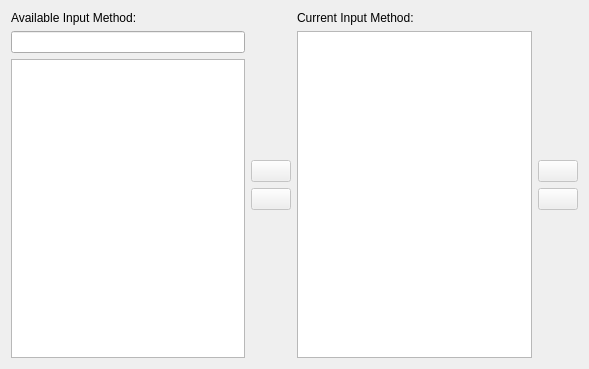
The window that src/FcitxIMPage.ui (fcitx/fcitx5-configtool) describes before a commit, drawn with Qt 5.
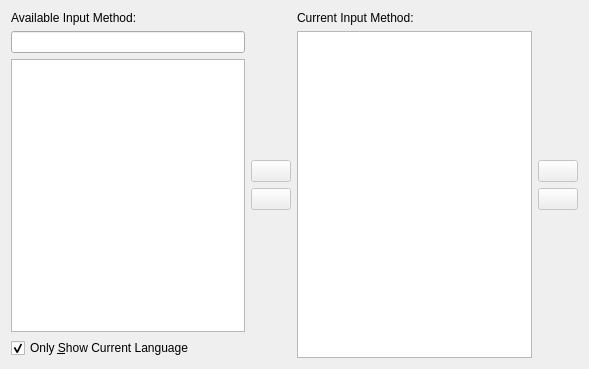
The same window after the commit. Custom widgets are drawn as their Qt base class.

Commit message: only show current language

```diff
--- a/src/FcitxIMPage.ui
+++ b/src/FcitxIMPage.ui
@@ -29,6 +29,19 @@
      <item>
       <widget class="KCategorizedView" name="availIMView"/>
      </item>
+     <item>
+      <widget class="QCheckBox" name="onlyCurrentLanguageCheckBox">
+       <property name="text">
+        <string>Only &amp;Show Current Language</string>
+       </property>
+       <property name="checked">
+        <bool>true</bool>
+       </property>
+       <property name="tristate">
+        <bool>false</bool>
+       </property>
+      </widget>
+     </item>
     </layout>
    </item>
    <item>
```
The commit also changes 6 other files.
